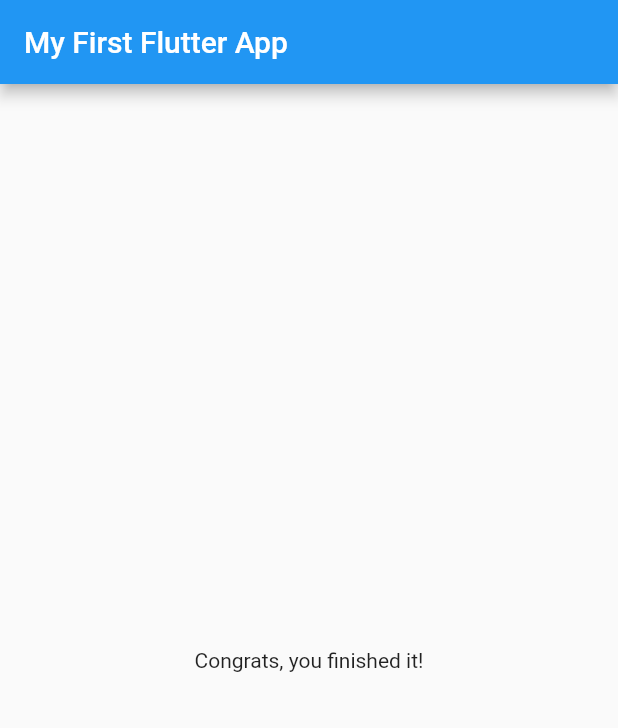
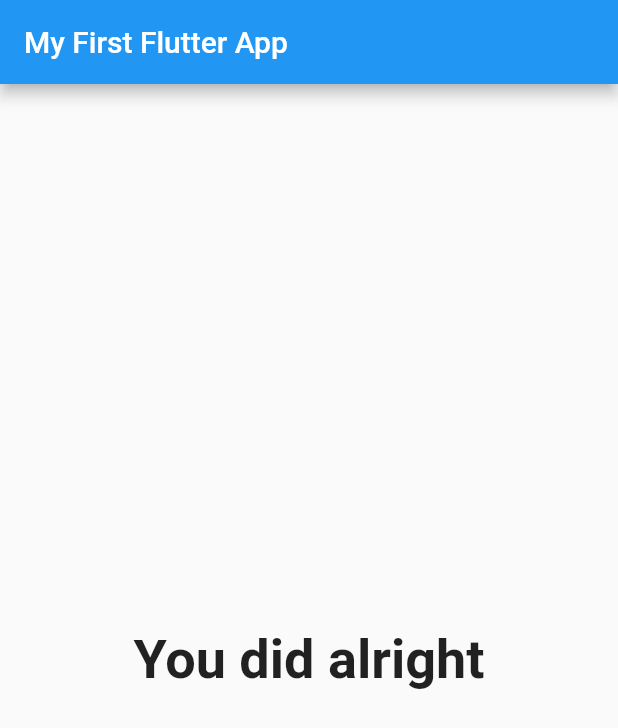
Before and after one commit to curtis-clement/flutter-quiz-app, a Flutter app: the screen it shows after launch, after a tap on "Blue", after a tap on "Elephant", after a tap on "Blink 182", on a phone screen of 412 x 824 dp. Shown: the top 728 px of the screen. Run offline on Flutter 3.47's test engine with Material 2 defaults, Android fonts, the phone set to English and light mode, and no system bars.

Commit message:
add scores and dynamic result message

```diff
--- a/lib/main.dart
+++ b/lib/main.dart
@@ -17,22 +17,41 @@ class MyFirstApp extends StatefulWidget {
 
 class _MyFirstAppState extends State<MyFirstApp> {
   var _questionIndex = 0;
+  var _totalScore = 0;
   final _questions = [
     {
       'questionText': 'What is your favourite colour?',
-      'answers': ['Blue', 'Red', 'Green', 'Orange'],
+      'answers': [
+        {'text': 'Blue', 'score': 2},
+        {'text': 'Red', 'score': 4},
+        {'text': 'Green', 'score': 1},
+        {'text': 'Orange', 'score': 3}
+      ],
     },
     {
       'questionText': 'What is your favourite animal?',
-      'answers': ['Dog', 'Elephant', 'Monkey', 'Cat'],
+      'answers': [
+        {'text': 'Dog', 'score': 2},
+        {'text': 'Elephant', 'score': 3},
+        {'text': 'Monkey', 'score': 4},
+        {'text': 'Cat', 'score': 1}
+      ],
     },
     {
       'questionText': 'Whos is your favourite artist?',
-      'answers': ['Beatles', 'Lady Gaga', 'Blink 182', 'Stevie Wonder'],
+      'answers': [
+        {'text': 'Beatles', 'score': 2},
+        {'text': 'Lady Gag', 'score': 1},
+        {'text': 'Blink 182', 'score': 4},
+        {'text': 'Stevie Wonder', 'score': 3}
+      ],
     },
   ];
 
-  void _selectAnswer() {
+  void _selectAnswer(int score) {
+
+    _totalScore = _totalScore + score;
+
     if (_questionIndex < _questions.length) {
       print('We have more questions!');
     }
@@ -55,7 +74,7 @@ class _MyFirstAppState extends State<MyFirstApp> {
               questionIndex: _questionIndex,
               questions: _questions,
             )
-          : Result(),
+          : Result(_totalScore),
     ));
   }
 }
--- a/lib/quiz.dart
+++ b/lib/quiz.dart
@@ -19,10 +19,10 @@ class Quiz extends StatelessWidget {
     return Column(
       children: <Widget>[
         Question(
-          questions[questionIndex]['questionText'],
+          questions[questionIndex]['questionText'] as String,
         ),
-        ...(questions[questionIndex]['answers'] as List<String>).map((answer) {
-          return Answer(selectAnswer, answer);
+        ...(questions[questionIndex]['answers'] as List<Map<String, Object>>).map((answer) {
+          return Answer(() => selectAnswer(answer['score']), answer['text'] as String);
         }).toList()
       ],
     );
--- a/lib/result.dart
+++ b/lib/result.dart
@@ -1,10 +1,29 @@
 import 'package:flutter/material.dart';
 
 class Result extends StatelessWidget {
+  final int resultScore;
+
+  Result(this.resultScore);
+
+  String get resultPhrase {
+    String resultText = 'You did it!';
+    if (resultScore <= 6) {
+      resultText = 'You are awesome!';
+    } else if(resultScore <= 9) {
+      resultText = 'You did alright';
+    } else {
+      resultText = 'You are very strange....';
+    }
+    return resultText;
+  }
+
   @override
   Widget build(BuildContext context) {
     return Center(
-      child: Text('Congrats, you finished it!'),
+      child: Text(
+        resultPhrase,
+        style: TextStyle(fontSize: 36, fontWeight: FontWeight.bold),
+      ),
     );
   }
 }
```
